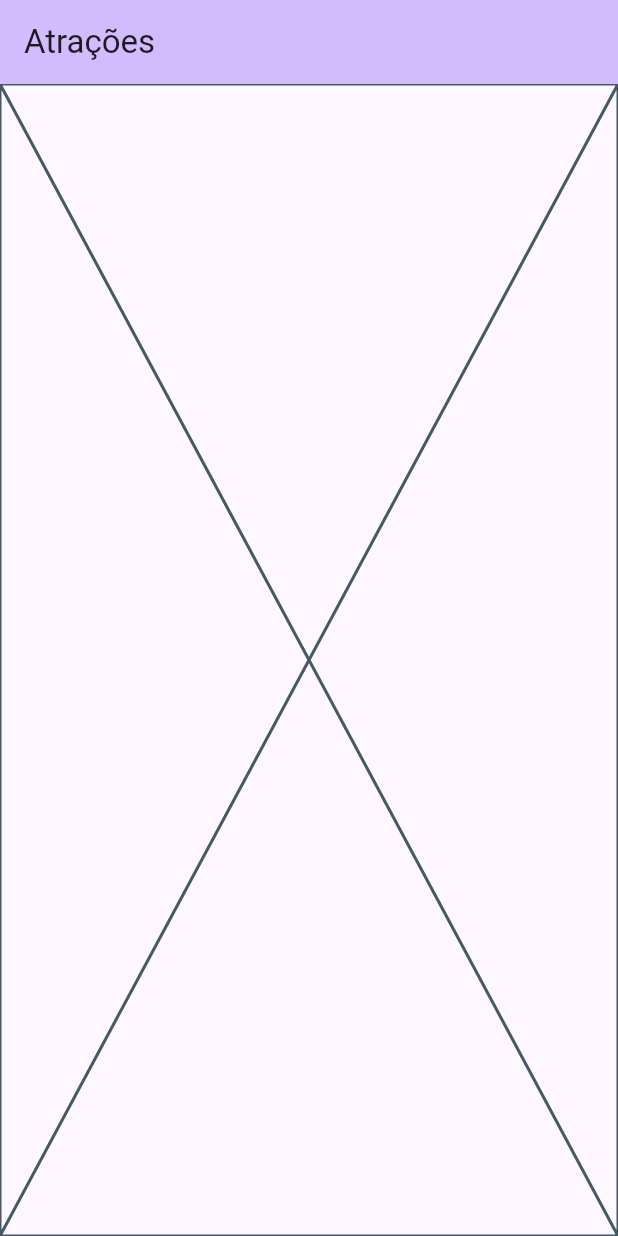
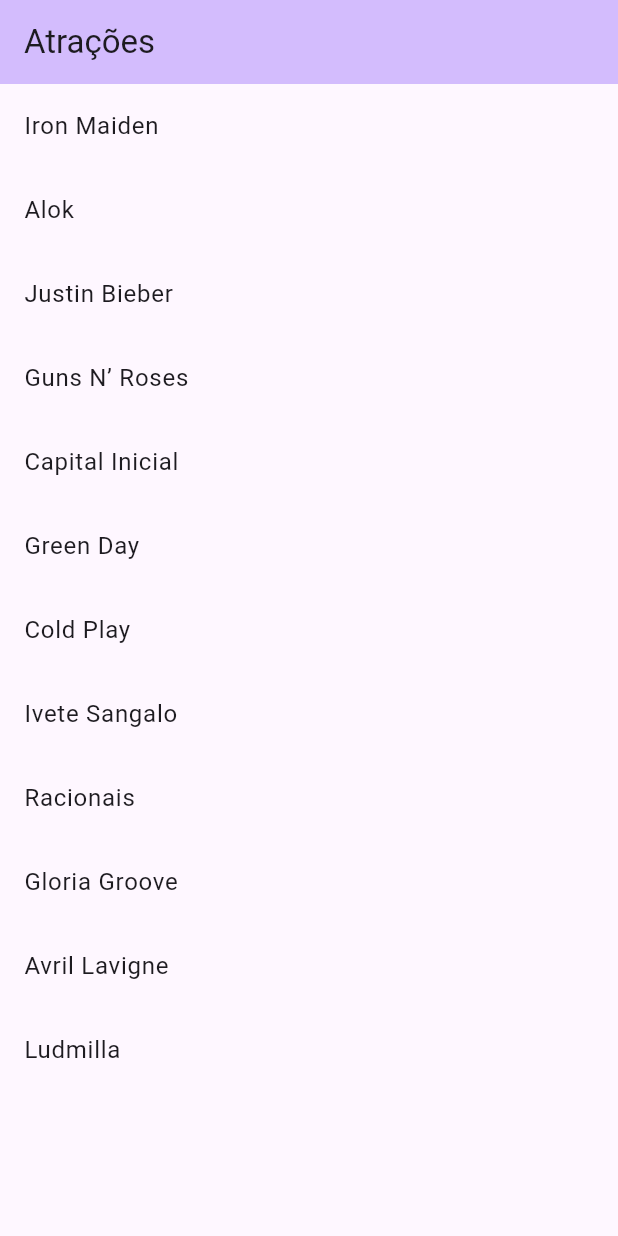
Before and after one commit to JansenDF/favorites_rock_in_rio, a Flutter app: the screen it shows after launch, on a phone screen of 412 x 824 dp. Run offline on Flutter 3.47's test engine with Material 3 defaults, Android fonts, the phone set to English and light mode, and no system bars.

Commit message:
Adicionado itens da homePage

```diff
--- a/lib/main.dart
+++ b/lib/main.dart
@@ -74,17 +74,24 @@
         // the App.build method, and use it to set our appbar title.
         title: const Text('Atrações'),
       ),
-      body: const Placeholder(),
+      body: ListView.builder(
+        itemCount: listaAtracoes.length,
+        itemBuilder: (context, index) {
+          return ListTile(
+            title: Text(listaAtracoes[index].nome),
+          );
+        },
+      ),
     );
   }
 }
 
 class Atracao {
-  final String name;
+  final String nome;
   final int dia;
   final List<String> tags;
 
-  const Atracao(this.name, this.dia, this.tags);
+  const Atracao(this.nome, this.dia, this.tags);
 }
 
 const listaAtracoes = [
```
